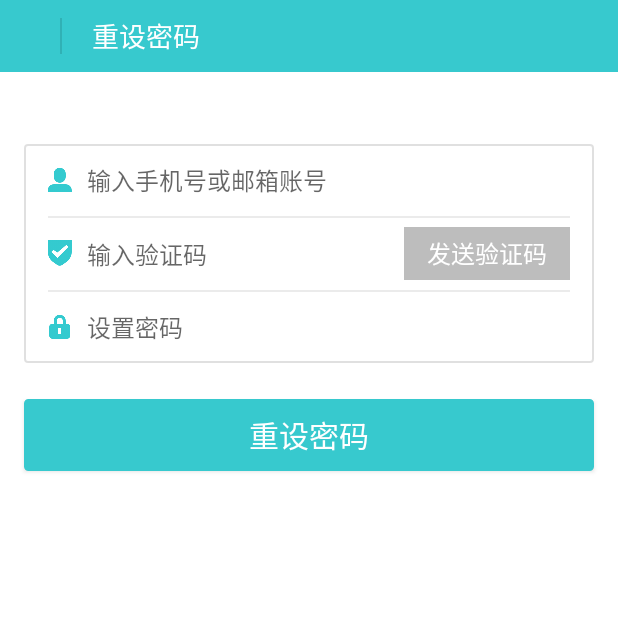
After one commit to HaapyDeng/KnowledgeTree, an Android app: the ResetPasswordActivity screen opened directly, with no data from a screen before it, on a phone screen of 412 x 824 dp, the top half of it. The commit adds this screen. Run offline under Robolectric (Android 15) with nearby library versions, the phone set to English and light mode, and no system bars.

Commit message:
重设密码和注册UI

```diff
--- /dev/null
+++ b/app/src/main/java/com/max_plus/knowledgetree/activity/ResetPasswordActivity.java
@@ -0,0 +1,15 @@
+package com.max_plus.knowledgetree.activity;
+
+import android.app.Activity;
+import android.os.Bundle;
+
+import com.max_plus.knowledgetree.R;
+
+public class ResetPasswordActivity extends Activity {
+
+    @Override
+    protected void onCreate(Bundle savedInstanceState) {
+        super.onCreate(savedInstanceState);
+        setContentView(R.layout.activity_reset_password);
+    }
+}
--- /dev/null
+++ b/app/src/main/res/drawable/linear_shape_corner.xml
@@ -0,0 +1,9 @@
+<?xml version="1.0" encoding="utf-8"?>
+<shape xmlns:android="http://schemas.android.com/apk/res/android">
+    <solid android:color="#FFFFFF" />
+    <corners android:topLeftRadius="2dp"
+        android:topRightRadius="2dp"
+        android:bottomRightRadius="2dp"
+        android:bottomLeftRadius="2dp"/>
+    <stroke android:width="1dp" android:color="#1F000000" />
+</shape>
--- /dev/null
+++ b/app/src/main/res/layout/activity_reset_password.xml
@@ -0,0 +1,145 @@
+<?xml version="1.0" encoding="utf-8"?>
+<LinearLayout xmlns:android="http://schemas.android.com/apk/res/android"
+    xmlns:app="http://schemas.android.com/apk/res-auto"
+    xmlns:tools="http://schemas.android.com/tools"
+    android:layout_width="match_parent"
+    android:layout_height="match_parent"
+    android:background="#FFFFFF"
+    android:orientation="vertical"
+    tools:context="com.max_plus.knowledgetree.activity.RegisterActivity">
+
+    <LinearLayout
+        android:layout_width="match_parent"
+        android:layout_height="48dp"
+        android:background="#FF37C9CE"
+        android:orientation="horizontal">
+
+        <ImageView
+            android:id="@+id/iv_back"
+            android:layout_width="40dp"
+            android:layout_height="match_parent" />
+
+        <ImageView
+            android:layout_width="1dp"
+            android:layout_height="24dp"
+            android:layout_gravity="center"
+            android:background="#1F000000" />
+
+        <TextView
+            android:layout_width="wrap_content"
+            android:layout_height="match_parent"
+            android:layout_marginLeft="20dp"
+            android:gravity="center"
+            android:text="@string/reset_password"
+            android:textColor="#FFFFFFFF"
+            android:textSize="18dp" />
+    </LinearLayout>
+
+    <ImageView
+        android:layout_width="match_parent"
+        android:layout_height="48dp" />
+
+    <LinearLayout
+        android:layout_width="match_parent"
+        android:layout_height="146dp"
+        android:layout_marginLeft="16dp"
+        android:layout_marginRight="16dp"
+        android:background="@drawable/linear_shape_corner"
+        android:orientation="vertical">
+
+        <EditText
+            android:id="@+id/et_user"
+            android:layout_width="match_parent"
+            android:layout_height="match_parent"
+            android:layout_weight="1"
+            android:background="@null"
+            android:drawableLeft="@drawable/signin_ic_username"
+            android:drawablePadding="10dp"
+            android:hint="@string/input_phoneoremail"
+            android:maxLength="40"
+            android:paddingLeft="16dp"
+            android:singleLine="true"
+            android:textColor="@color/input_text"
+            android:textSize="16dp" />
+
+        <ImageView
+            android:layout_width="match_parent"
+            android:layout_height="1dp"
+            android:layout_marginLeft="16dp"
+            android:layout_marginRight="16dp"
+            android:background="#14000000" />
+
+        <LinearLayout
+            android:layout_width="match_parent"
+            android:layout_height="match_parent"
+            android:layout_weight="1"
+            android:orientation="horizontal">
+
+            <EditText
+                android:id="@+id/et_code"
+                android:layout_width="match_parent"
+                android:layout_height="match_parent"
+                android:layout_weight="1"
+                android:background="@null"
+                android:drawableLeft="@drawable/signin_ic_code"
+                android:drawablePadding="10dp"
+                android:hint="@string/input_code"
+                android:maxLength="40"
+                android:paddingLeft="16dp"
+                android:singleLine="true"
+                android:textColor="@color/input_text"
+                android:textSize="16dp" />
+
+            <TextView
+                android:id="@+id/tv_getcode"
+                android:layout_width="match_parent"
+                android:layout_height="35dp"
+                android:layout_marginRight="16dp"
+                android:layout_weight="2"
+                android:background="#42000000"
+                android:gravity="center"
+                android:text="@string/send_code"
+                android:textColor="#FFFFFFFF"
+                android:textSize="16dp" />
+        </LinearLayout>
+
+
+        <ImageView
+            android:layout_width="match_parent"
+            android:layout_height="1dp"
+            android:layout_marginLeft="16dp"
+            android:layout_marginRight="16dp"
+            android:background="#14000000" />
+
+        <EditText
+            android:id="@+id/et_setpassword"
+            android:layout_width="match_parent"
+            android:layout_height="match_parent"
+            android:layout_weight="1"
+            android:background="@null"
+            android:drawableLeft="@drawable/signin_ic_password"
+            android:drawablePadding="10dp"
+            android:hint="@string/set_password"
+            android:maxLength="40"
+            android:paddingLeft="16dp"
+            android:singleLine="true"
+            android:textColor="@color/input_text"
+            android:textSize="16dp" />
+    </LinearLayout>
+
+    <ImageView
+        android:layout_width="match_parent"
+        android:layout_height="24dp" />
+
+    <Button
+        android:id="@+id/btn_reset"
+        android:layout_width="match_parent"
+        android:layout_height="48dp"
+        android:layout_marginLeft="16dp"
+        android:layout_marginRight="16dp"
+        android:background="@drawable/shape_corner"
+        android:text="@string/reset_password"
+        android:textColor="#FFFFFFFF"
+        android:textSize="20dp" />
+
+</LinearLayout>
--- a/app/src/main/res/layout/activity_splash.xml
+++ b/app/src/main/res/layout/activity_splash.xml
@@ -55,7 +55,7 @@
         android:layout_height="wrap_content"
         android:layout_below="@+id/tv_4"
         android:layout_centerHorizontal="true"
-        android:background="@drawable/textview_border"
+        android:background="@drawable/button_border"
         android:gravity="center"
         android:text="@string/version_number"
         android:textColor="#FFFFFFFF"
--- a/app/src/main/res/values/strings.xml
+++ b/app/src/main/res/values/strings.xml
@@ -8,6 +8,12 @@
     <string name="login">登录</string>
     <string name="forget_password">忘记密码</string>
     <string name="regist_user">注册账号</string>
+    <string name="register">注册</string>
+    <string name="input_phoneoremail">输入手机号或邮箱账号</string>
+    <string name="set_password">设置密码</string>
+    <string name="input_code">输入验证码</string>
+    <string name="send_code">发送验证码</string>
+    <string name="reset_password">重设密码</string>
 
     <!-- Strings related to login -->
     <string name="prompt_email">Email</string>
```
Also changed, not shown: app/src/main/AndroidManifest.xml (+5 -2 lines), app/src/main/java/com/max_plus/knowledgetree/activity/RegisterActivity.java (added, +15 -0 lines), app/src/main/res/drawable/linearlayout_border.xml (deleted, +0 -15 lines), app/src/main/res/layout/activity_login.xml (+5 -3 lines), app/src/main/res/layout/activity_register.xml (added, +145 -0 lines), app/src/main/res/drawable/button_border.xml (renamed from app/src/main/res/drawable/textview_border.xml).
